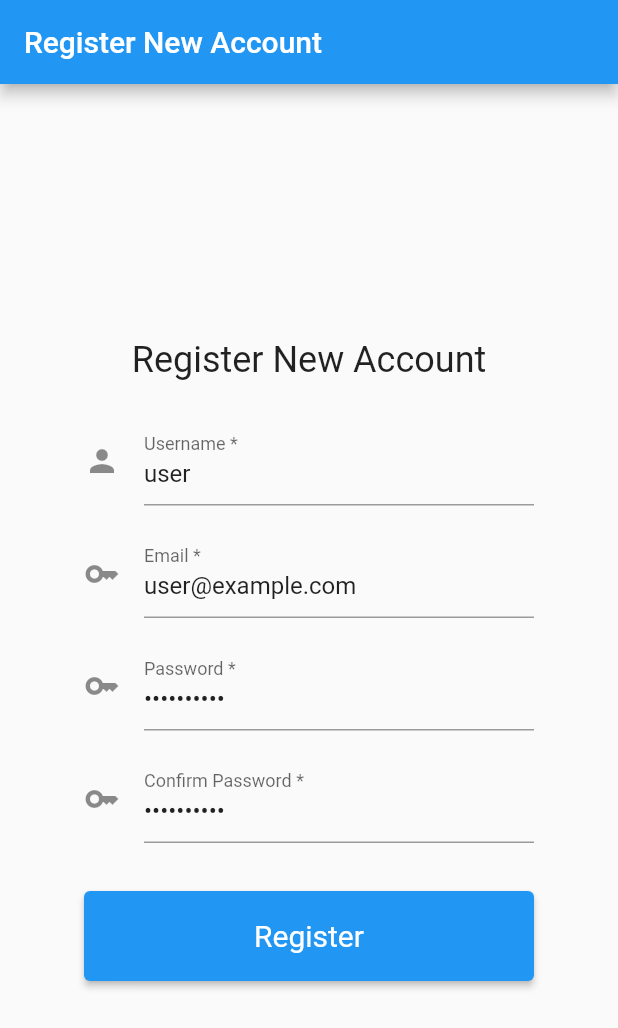
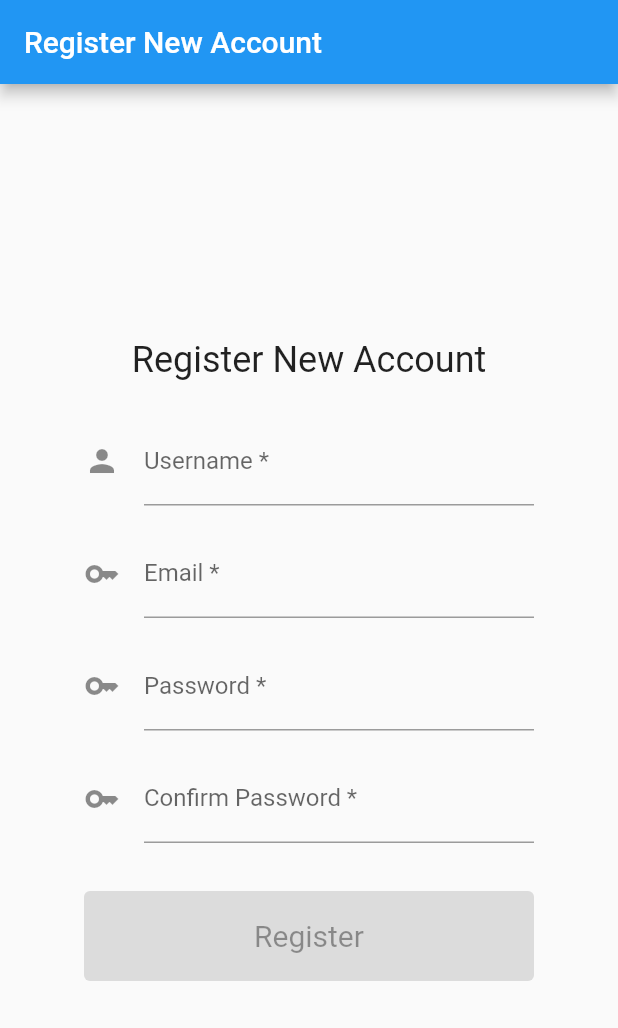
Before and after one commit to arcanemachine/api-playground-flutter, a Flutter app: the RegisterScreen screen opened by its route, on a phone screen of 412 x 824 dp. Shown: the top 1028 px of the screen. Run offline on Flutter 3.47's test engine with Material 2 defaults, Android fonts, the phone set to English and light mode, and no system bars; our stand-ins replace flutter_mobx, flutter_secure_storage, go_router, mobx, shared_preferences; accounts and stored records are empty; generated files the repository leaves out were written again.

Commit message:
Clear pre-filled form fields

```diff
--- a/api_playground/lib/screens/login.dart
+++ b/api_playground/lib/screens/login.dart
@@ -81,10 +81,8 @@ class _LoginFormWidgetState extends State<LoginFormWidget> {
     && _passwordController.text.isNotEmpty;
 
   // controllers
-  final _usernameController =
-    TextEditingController.fromValue(const TextEditingValue(text: "user"));
-  final _passwordController =
-    TextEditingController.fromValue(const TextEditingValue(text: "password"));
+  final _usernameController = TextEditingController();
+  final _passwordController = TextEditingController();
 
   // widgets
   Widget _loginForm() {
--- a/api_playground/lib/screens/register.dart
+++ b/api_playground/lib/screens/register.dart
@@ -1,5 +1,4 @@
 import 'dart:convert';
-import 'dart:developer';
 
 import 'package:flutter/material.dart';
 import 'package:go_router/go_router.dart';
@@ -46,14 +45,10 @@ class _RegisterFormWidgetState extends State<RegisterFormWidget> {
       && _password1Controller.text == _password2Controller.text;
 
   // controllers
-  final _usernameController =
-    TextEditingController.fromValue(const TextEditingValue(text: "user"));
-  final _emailController =
-    TextEditingController.fromValue(const TextEditingValue(text: "user@example.com"));
-  final _password1Controller =
-    TextEditingController.fromValue(const TextEditingValue(text: "pass123123"));
-  final _password2Controller =
-    TextEditingController.fromValue(const TextEditingValue(text: "pass123123"));
+  final _usernameController = TextEditingController();
+  final _emailController = TextEditingController();
+  final _password1Controller = TextEditingController();
+  final _password2Controller = TextEditingController();
 
   // methods
   void _handleSubmit() async {
```
